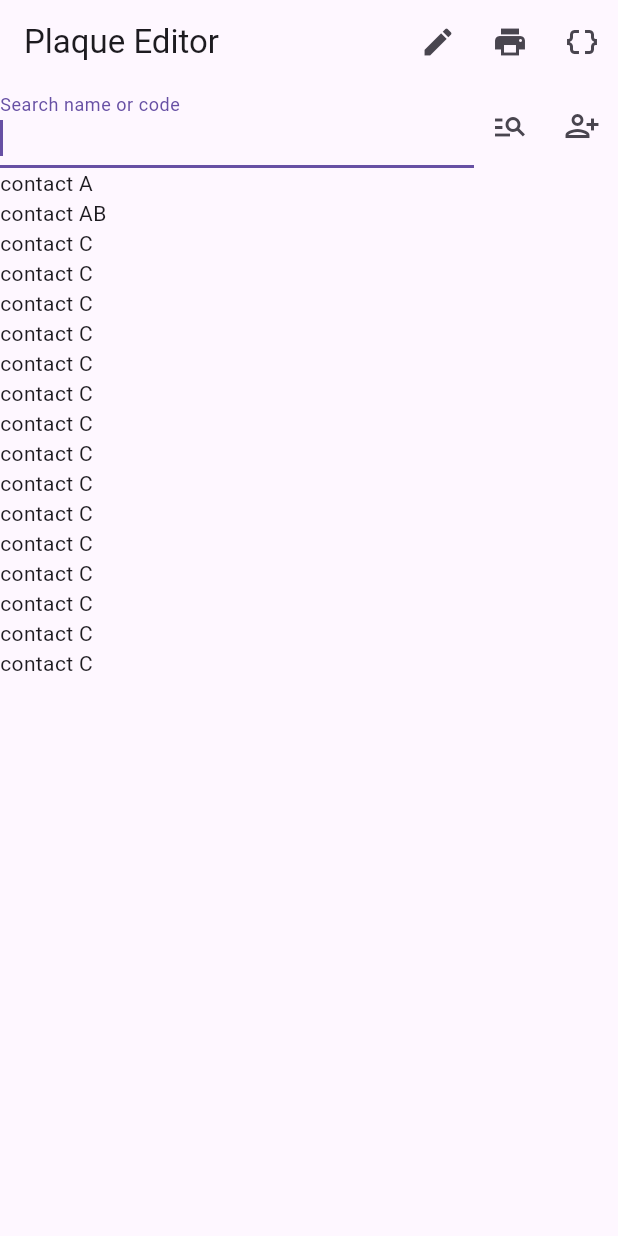
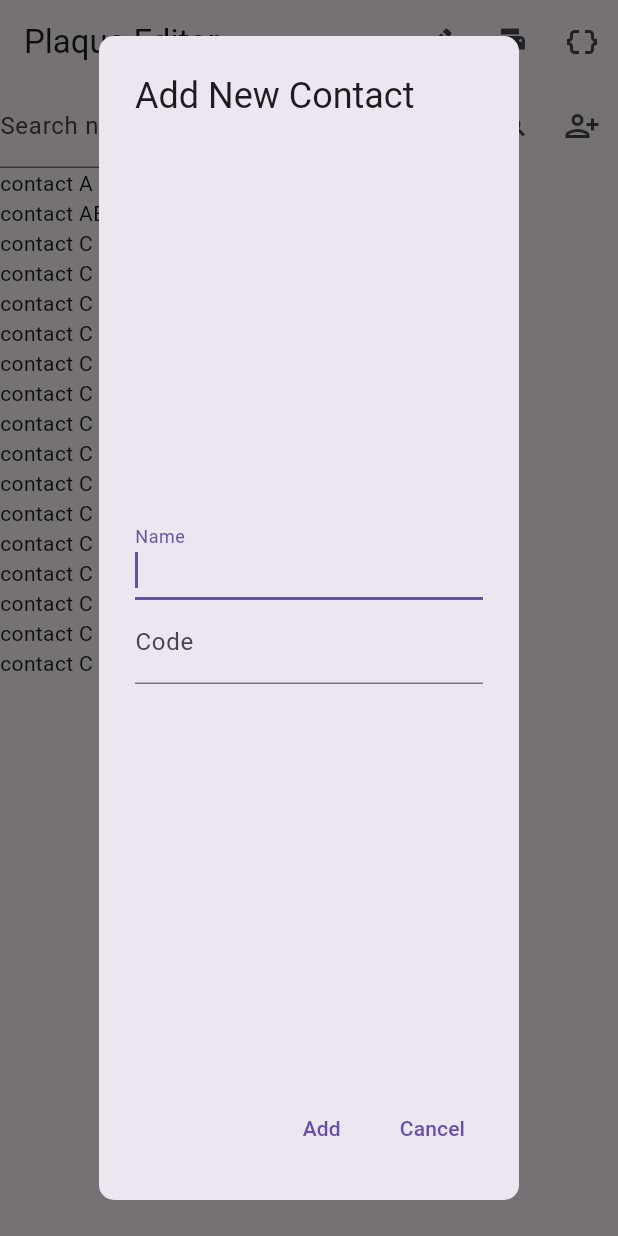
Before and after one commit to fxjeep/flutter_plaque, a Flutter app: the screen it shows after launch, after a tap on the "person add alt" icon, on a phone screen of 412 x 824 dp. Run offline on Flutter 3.47's test engine with Material 3 defaults, Android fonts, the phone set to English and light mode, and no system bars; our stand-ins replace flutter_riverpod.

Commit message:
add new contact dialogue

```diff
--- a/lib/widgets/contact_input.dart
+++ b/lib/widgets/contact_input.dart
@@ -2,6 +2,7 @@ import 'package:flutter/material.dart';
 import 'package:flutter/widgets.dart';
 import 'package:flutter_riverpod/flutter_riverpod.dart';
 import 'package:fplaque/providers/global_provider.dart';
+import 'package:fplaque/widgets/new_contact.dart';
 
 class ContactInput extends ConsumerStatefulWidget {
   const ContactInput({super.key});
@@ -10,31 +11,14 @@ class ContactInput extends ConsumerStatefulWidget {
 }
 
 class ContactInputState extends ConsumerState<ContactInput> {
-  bool light = true;
+  var addNewDialog = NewContact();
+
   @override
   Widget build(BuildContext context) {
     var dash = ref.watch(dashTypeProvider);
     var isDark = ref.watch(themeSelectProvider);
+
     return Row(mainAxisSize: MainAxisSize.max, children: [
-      // Material(
-      //     child: Switch(
-      //         value: isDark,
-      //         activeColor: Colors.red,
-      //         onChanged: (bool value) {
-      //           // This is called when the user toggles the switch.
-      //           setState(() {
-      //             ref.read(themeSelectProvider.notifier).state = value;
-      //           });
-      //         })),
-      // IconButton(
-      //   icon: Icon(
-      //     Icons.menu,
-      //     size: 24,
-      //   ),
-      //   onPressed: () {
-      //     print('menu icon pressed ...');
-      //   },
-      // ),
       Expanded(
         child: Material(
           child: TextField(
@@ -59,9 +43,23 @@ class ContactInputState extends ConsumerState<ContactInput> {
           size: 24,
         ),
         onPressed: () {
-          print('add pressed ...');
+          openBox();
         },
       ),
     ]);
   }
+
+  void openBox() {
+    showDialog(
+      context: context,
+      builder: (BuildContext context) {
+        return addNewDialog;
+      },
+    ).then((val) {
+      if (val.length == 2) {
+        print(val[0]);
+        print(val[1]);
+      }
+    });
+  }
 }
--- /dev/null
+++ b/lib/widgets/new_contact.dart
@@ -0,0 +1,76 @@
+import 'package:flutter/cupertino.dart';
+import 'package:flutter/material.dart';
+import 'package:flutter/widgets.dart';
+import 'package:flutter_riverpod/flutter_riverpod.dart';
+import 'package:fplaque/providers/global_provider.dart';
+
+class NewContact extends ConsumerStatefulWidget {
+  const NewContact({super.key});
+
+  ConsumerState<NewContact> createState() => NewContactState();
+}
+
+class NewContactState extends ConsumerState<NewContact> {
+  TextEditingController nameController = TextEditingController();
+  TextEditingController codeController = TextEditingController();
+  final _formKey = GlobalKey<FormState>();
+  @override
+  Widget build(BuildContext context) {
+    return SafeArea(
+      child: Container(
+          padding: EdgeInsets.all(0),
+          child: AlertDialog(
+              title: Text("Add New Contact"),
+              shape: RoundedRectangleBorder(borderRadius: BorderRadius.all(Radius.circular(10))),
+              content: Form(
+                  key: _formKey,
+                  child: Column(
+                      mainAxisAlignment: MainAxisAlignment.center,
+                      crossAxisAlignment: CrossAxisAlignment.center,
+                      children: [
+                        TextFormField(
+                            controller: nameController,
+                            autofocus: true,
+                            obscureText: false,
+                            autovalidateMode: AutovalidateMode.onUserInteraction,
+                            decoration: InputDecoration(labelText: 'Name'),
+                            textAlign: TextAlign.start,
+                            validator: (value) {
+                              if (value == null || value.isEmpty) {
+                                return 'Please enter contact name';
+                              }
+                              return null;
+                            }),
+                        TextFormField(
+                            controller: codeController,
+                            autofocus: true,
+                            obscureText: false,
+                            autovalidateMode: AutovalidateMode.onUserInteraction,
+                            decoration: InputDecoration(labelText: 'Code'),
+                            textAlign: TextAlign.start,
+                            validator: (value) {
+                              if (value == null || value.isEmpty) {
+                                return 'Please enter contact code';
+                              }
+                              return null;
+                            }),
+                      ])),
+              actions: [
+                TextButton(
+                  onPressed: () {
+                    if (_formKey.currentState!.validate()) {
+                      Navigator.of(context).pop([nameController.text, codeController.text]);
+                    }
+                  },
+                  child: Text('Add'),
+                ),
+                TextButton(
+                  onPressed: () {
+                    Navigator.of(context).pop([]);
+                  },
+                  child: Text('Cancel'),
+                ),
+              ])),
+    );
+  }
+}
```
